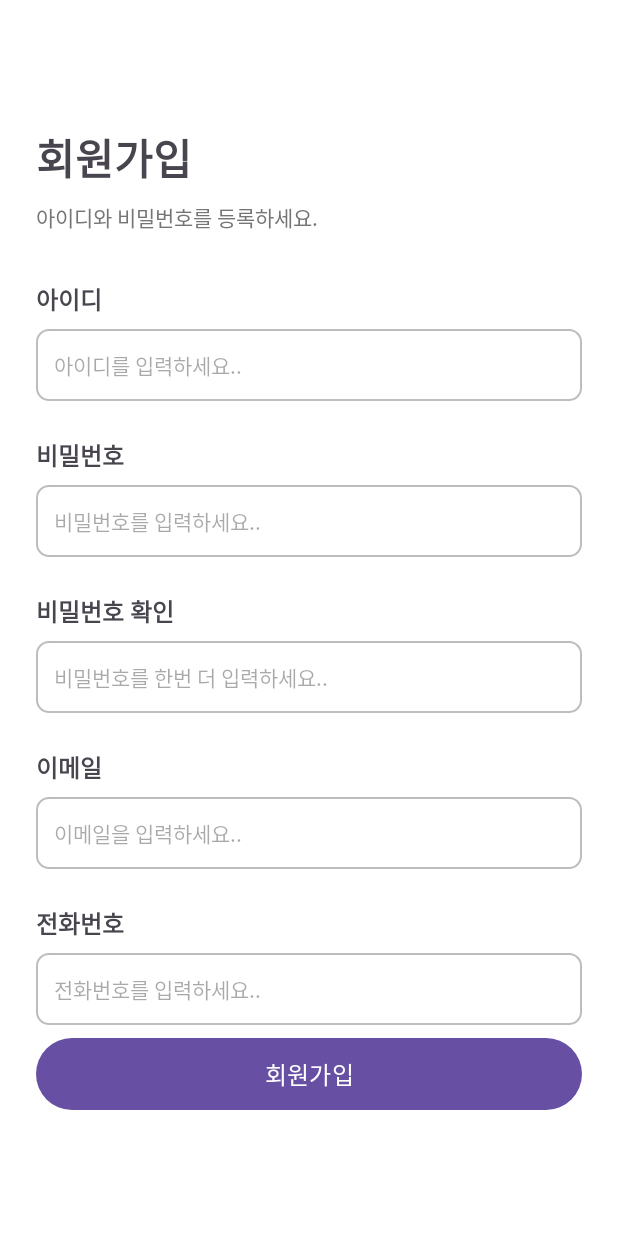
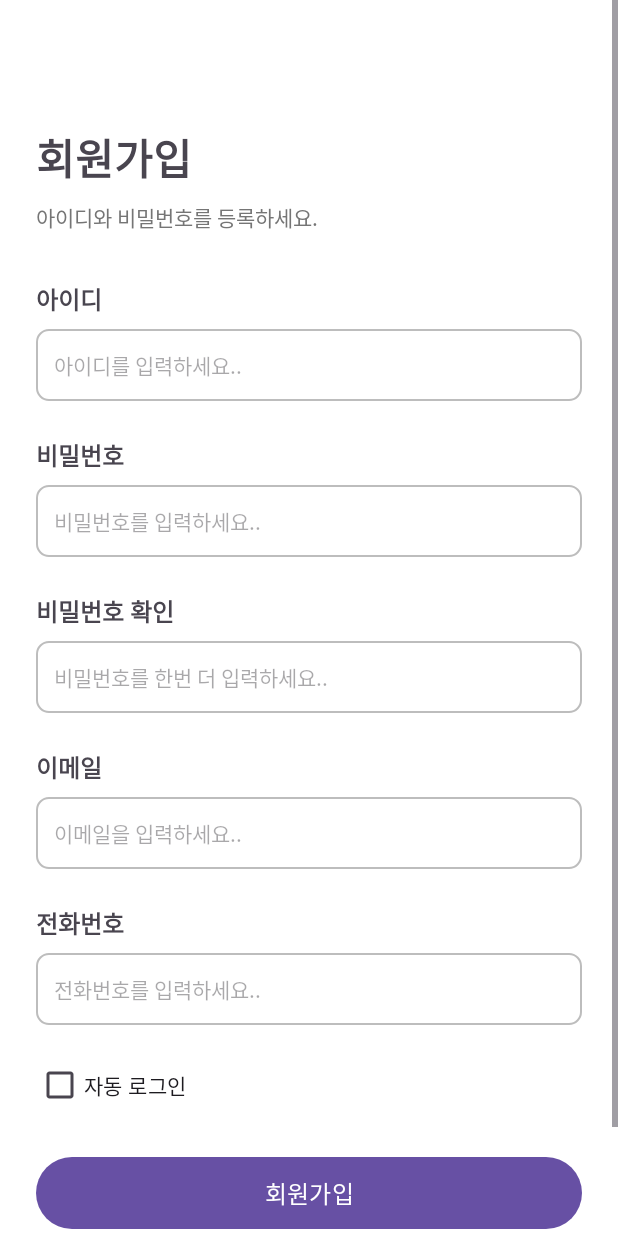
Before and after one commit to Dia0403/capstone, an Android app: the SignupActivity screen opened directly, with no data from a screen before it, on a phone screen of 412 x 824 dp. Run offline under Robolectric (Android 15) with nearby library versions, the phone set to English and light mode, and no system bars.

```diff
--- a/front/app/src/main/res/layout/activity_signup.xml
+++ b/front/app/src/main/res/layout/activity_signup.xml
@@ -21,9 +21,9 @@
             android:text="회원가입"
             android:textSize="28sp"
             android:textStyle="bold"
+            android:paddingTop="60dp"
             app:layout_constraintTop_toTopOf="parent"
-            app:layout_constraintStart_toStartOf="parent"
-            android:paddingTop="60dp" />
+            app:layout_constraintStart_toStartOf="parent" />
 
         <!-- 부제목 -->
         <TextView
@@ -33,9 +33,9 @@
             android:text="아이디와 비밀번호를 등록하세요."
             android:textColor="@color/gray_text"
             android:textSize="14sp"
+            android:layout_marginTop="8dp"
             app:layout_constraintTop_toBottomOf="@id/title"
-            app:layout_constraintStart_toStartOf="parent"
-            android:layout_marginTop="8dp" />
+            app:layout_constraintStart_toStartOf="parent" />
 
         <!-- 아이디 -->
         <TextView
@@ -58,10 +58,10 @@
             android:textColor="@color/gray_text"
             android:padding="12dp"
             android:textSize="14sp"
+            android:layout_marginTop="8dp"
             app:layout_constraintTop_toBottomOf="@id/labelId"
             app:layout_constraintStart_toStartOf="parent"
-            app:layout_constraintEnd_toEndOf="parent"
-            android:layout_marginTop="8dp" />
+            app:layout_constraintEnd_toEndOf="parent" />
 
         <!-- 비밀번호 -->
         <TextView
@@ -171,6 +171,16 @@
             app:layout_constraintStart_toStartOf="parent"
             app:layout_constraintEnd_toEndOf="parent" />
 
+        <!-- 자동 로그인 체크박스 -->
+        <CheckBox
+            android:id="@+id/autoLoginCheckBox"
+            android:layout_width="wrap_content"
+            android:layout_height="wrap_content"
+            android:text="자동 로그인"
+            android:layout_marginTop="16dp"
+            app:layout_constraintTop_toBottomOf="@id/editTextPhone"
+            app:layout_constraintStart_toStartOf="parent" />
+
         <!-- 회원가입 버튼 -->
         <Button
             android:id="@+id/btnSignup"
@@ -184,11 +194,10 @@
             android:textColor="@color/white"
             android:textSize="16sp"
             android:gravity="center"
+            app:layout_constraintTop_toBottomOf="@id/autoLoginCheckBox"
+            app:layout_constraintStart_toStartOf="parent"
             app:layout_constraintEnd_toEndOf="parent"
-            app:layout_constraintHorizontal_bias="0.0"
-            app:layout_constraintStart_toStartOf="parent"
-            app:layout_constraintTop_toBottomOf="@id/autoLoginCheckBox"
-            app:layout_constraintBottom_toBottomOf="parent"/>
+            app:layout_constraintBottom_toBottomOf="parent" />
 
     </androidx.constraintlayout.widget.ConstraintLayout>
 </ScrollView>
```
